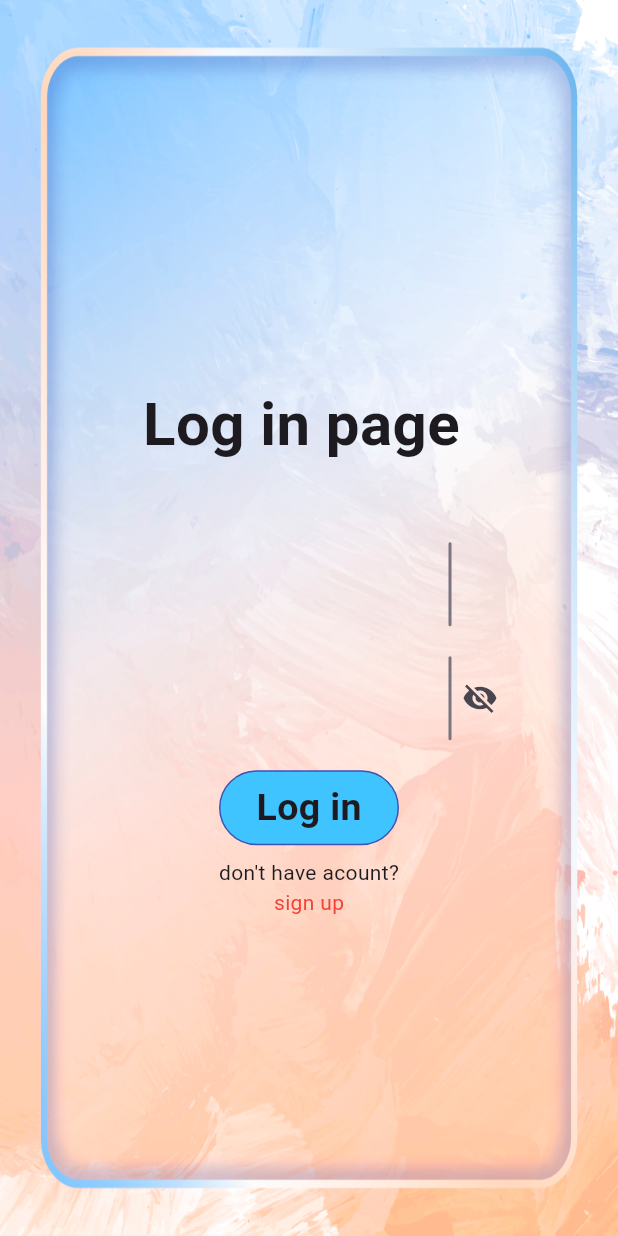
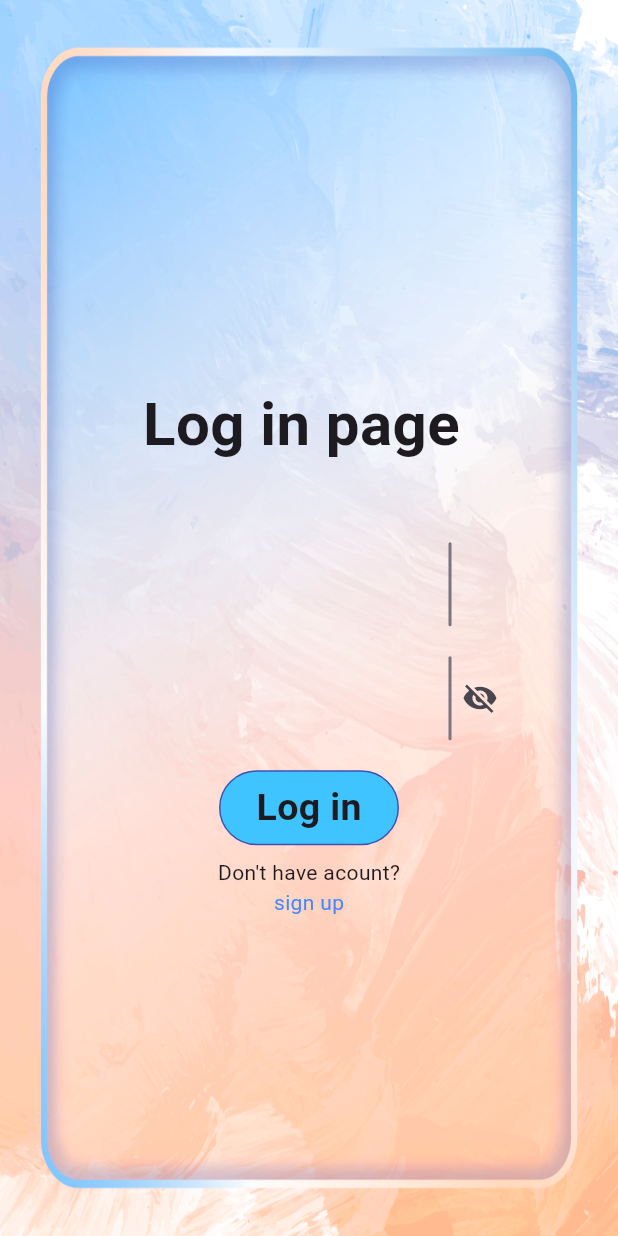
Before and after one commit to ITI-Flutter-project2023/ITI_Flutter_project2023, a Flutter app: the screen it shows after launch, on a phone screen of 412 x 824 dp. Run offline on Flutter 3.47's test engine with Material 2 defaults, Android fonts, the phone set to English and light mode, and no system bars; missing offline and left inert: dart:js_util.

Commit message:
Update log_in.dart

```diff
--- a/lib/log_in.dart
+++ b/lib/log_in.dart
@@ -60,14 +60,14 @@ class _LogInState extends State<LogIn> {
                      padding: const EdgeInsets.all(8.0),
                      child: Column(
                        children: [
-                         Text("don't have acount?"),
+                         Text("Don't have acount?"),
                          InkWell(
                            onTap: (){
                              Navigator.push(context,
                                MaterialPageRoute(builder: (context) =>
                                    Sign_up()),);
                            },
-                           child: Text("sign up",style: TextStyle(color: Colors.red),),
+                           child: Text("sign up",style: TextStyle(color: Colors.blueAccent),),
                          ),
                        ],
                      ),
```
